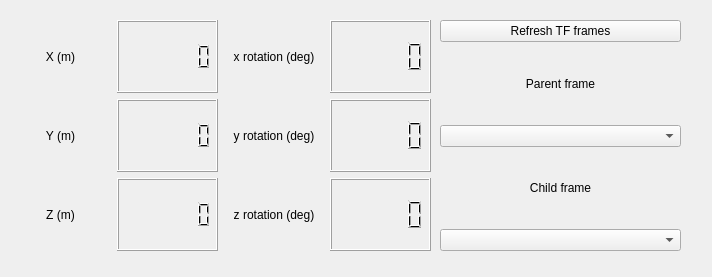
First picture: the form in resource/tf_listener.ui, repository grdwyer/rqt_tf_tools, before the edit.
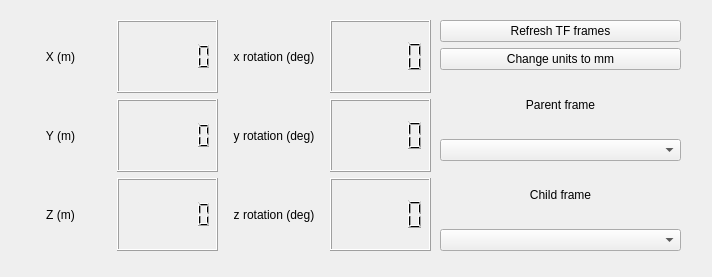
Second picture: the form after the edit.

Commit message: Added button to switch units on the tf listener and corrected the tf function call that switched parent and child frame

The edit to the form file:
```diff
--- a/resource/tf_listener.ui
+++ b/resource/tf_listener.ui
@@ -153,6 +153,13 @@
       </property>
      </widget>
     </item>
+    <item>
+     <widget class="QPushButton" name="button_switch_units">
+      <property name="text">
+       <string>Change units to mm</string>
+      </property>
+     </widget>
+    </item>
     <item>
      <widget class="QLabel" name="label_7">
       <property name="sizePolicy">
```
Left out of the diff: 12 changed lines with no effect on the pictures. The commit also changes 1 other file.
